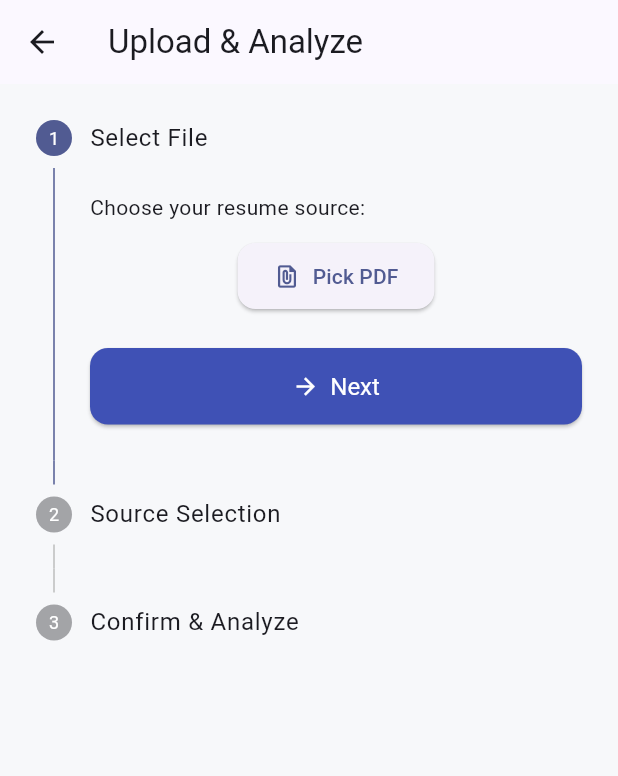
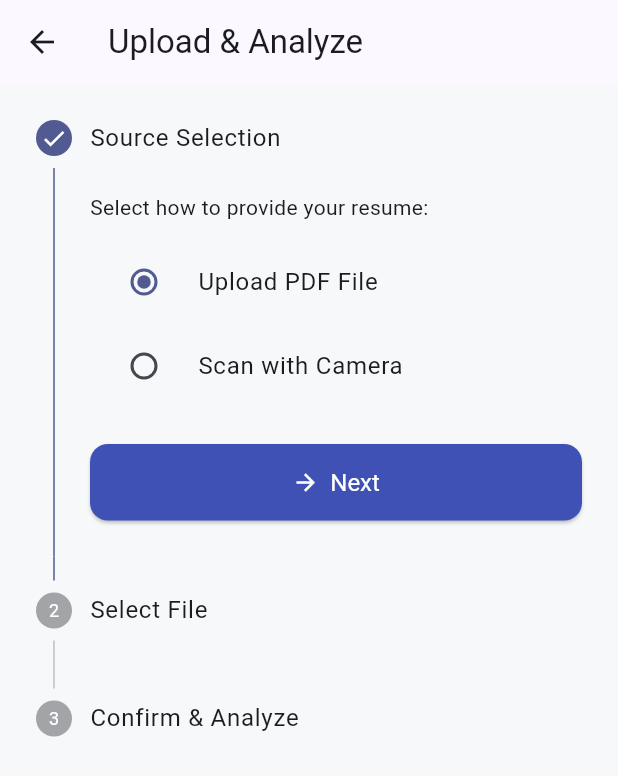
Before and after one commit to BryanPMX/Smart-Resume-Analyzer, a Flutter app: the UploadScreen screen opened by its route, on a phone screen of 412 x 824 dp. Shown: the top 776 px of the screen. Run offline on Flutter 3.47's test engine with Material 3 defaults, Android fonts, the phone set to English and light mode, and no system bars; our stand-ins replace file_picker, image_picker, permission_handler; missing offline and left inert: flutter_pdfview, syncfusion_flutter_pdf.

Commit message:
Changes on UI: 1. Modified workflow. 2. Camera permissions. 3. Frontend

```diff
--- a/lib/models/resume.dart
+++ b/lib/models/resume.dart
@@ -1,5 +1,5 @@
-// resume.dart
 import 'dart:developer' as developer;
+import 'dart:io';
 import 'section_score.dart';
 
 /// Represents a fully parsed and scored resume, containing the raw text, parsed sections,
@@ -10,6 +10,7 @@ class Resume {
 
   final String fileName;
   final String fullText;
+  final File? file; // Add file field to store the original file
   final String? major;
   final int score;
   final List<String> feedback;
@@ -21,6 +22,7 @@ class Resume {
   ///
   /// [fileName] The name of the resume file.
   /// [fullText] The full text content of the resume.
+  /// [file] The original file (PDF or image) of the resume.
   /// [major] The detected academic major, typically set by `ScoringService`.
   /// [score] The overall score (0–100), computed by `ScoringService`.
   /// [feedback] A list of feedback messages, populated by `ScoringService`.
@@ -34,6 +36,7 @@ class Resume {
   Resume({
     required this.fileName,
     required this.fullText,
+    this.file,
     this.major,
     this.score = 0,
     List<String>? feedback,
@@ -76,6 +79,7 @@ class Resume {
   Resume copyWith({
     String? fileName,
     String? fullText,
+    File? file,
     String? major,
     int? score,
     List<String>? feedback,
@@ -87,6 +91,7 @@ class Resume {
     return Resume(
       fileName: fileName ?? this.fileName,
       fullText: fullText ?? this.fullText,
+      file: file ?? this.file,
       major: major ?? this.major,
       score: score ?? this.score,
       feedback: feedback != null ? List<String>.from(feedback) : List<String>.from(this.feedback),
--- a/lib/screens/upload_screen.dart
+++ b/lib/screens/upload_screen.dart
@@ -12,24 +12,29 @@ import '../services/ocr_services.dart';
 import '../services/scoring_service.dart';
 import 'analysis_screen.dart';
 
-/// Screen for uploading a resume by selecting a PDF file or scanning with a camera, then running analysis.
-/// Uses a vertical Stepper for a clear, interactive flow.
+/// A screen for uploading and analyzing a resume, guiding the user through a multi-step process.
+/// The workflow begins with selecting the source type (PDF upload or camera scan), followed by
+/// file selection or scanning, and concludes with resume analysis.
+/// Utilizes a vertical Stepper widget to provide a structured and interactive user experience.
 class UploadScreen extends StatefulWidget {
+  /// Creates an instance of the UploadScreen.
   const UploadScreen({super.key});
 
   @override
   State<UploadScreen> createState() => _UploadScreenState();
 }
 
+/// State class managing the upload and analysis process for the UploadScreen.
 class _UploadScreenState extends State<UploadScreen> {
-  int _currentStep = 0;
-  File? _pickedFile;
-  String? _fileName;
-  String _sourceType = 'pdf'; // 'pdf' or 'camera'
-  bool _isLoading = false;
-  double _buttonScale = 1.0;
+  int _currentStep = 0; // Tracks the current step in the stepper.
+  File? _pickedFile; // Holds the selected or scanned file.
+  String? _fileName; // Stores the name of the selected or scanned file.
+  String _sourceType = 'pdf'; // Indicates the source type, either 'pdf' or 'camera'.
+  bool _isLoading = false; // Indicates if the analysis is in progress.
+  double _buttonScale = 1.0; // Controls the scale of the continue button for tap feedback.
 
-  /// Pick a PDF file from the device.
+  /// Picks a PDF file from the device storage.
+  /// Updates the state with the selected file and its name if successful.
   Future<void> _pickFile() async {
     final result = await FilePicker.platform.pickFiles(
       type: FileType.custom,
@@ -43,7 +48,8 @@ class _UploadScreenState extends State<UploadScreen> {
     }
   }
 
-  /// Capture a resume image using the camera with permission handling.
+  /// Captures a resume image using the device camera with permission handling.
+  /// Requests camera permission and updates the state with the captured image if successful.
   Future<void> _scanWithCamera() async {
     final status = await Permission.camera.request();
     if (status.isGranted) {
@@ -83,7 +89,8 @@ class _UploadScreenState extends State<UploadScreen> {
     }
   }
 
-  /// Perform text extraction and analysis based on the selected source, then navigate.
+  /// Performs text extraction and analysis based on the selected source, then navigates to the analysis screen.
+  /// Handles errors and updates the loading state accordingly.
   Future<void> _analyzeResume() async {
     if (_pickedFile == null) return;
     setState(() => _isLoading = true);
@@ -115,54 +122,59 @@ class _UploadScreenState extends State<UploadScreen> {
     }
   }
 
+  /// Handles the continuation to the next step in the stepper.
+  /// Validates that a file has been selected or scanned before proceeding to analysis.
   void _onStepContinue() {
     if (_currentStep == 0) {
-      if (_sourceType == 'pdf' && _pickedFile != null) {
       setState(() => _currentStep++);
-      } else if (_sourceType == 'camera') {
-        _scanWithCamera().then((_) {
-          if (_pickedFile != null) {
-            setState(() => _currentStep++);
-          }
-        });
-      } else {
+    } else if (_currentStep == 1) {
+      if (_pickedFile == null) {
         ScaffoldMessenger.of(context).showSnackBar(
           SnackBar(
-            content: const Text('Please pick a PDF or scan with camera first.'),
+            content: const Text('No file selected. Please select a file or scan an image.'),
             backgroundColor: Colors.indigo,
             behavior: SnackBarBehavior.floating,
           ),
         );
-      }
-    } else if (_currentStep == 1) {
-      if (_pickedFile != null) {
+      } else {
         setState(() => _currentStep++);
-      } else {
-        ScaffoldMessenger.of(context).showSnackBar(
-          SnackBar(
-            content: const Text('No file selected. Please try again.'),
-            backgroundColor: Colors.indigo,
-            behavior: SnackBarBehavior.floating,
-          ),
-        );
       }
     } else {
       _analyzeResume();
     }
   }
 
+  /// Handles moving back to the previous step in the stepper.
   void _onStepCancel() {
     if (_currentStep > 0) {
       setState(() => _currentStep--);
     }
   }
 
+  /// Scales down the continue button when tapped.
   void _onTapDown(TapDownDetails _) => setState(() => _buttonScale = 0.95);
+
+  /// Scales up the continue button and triggers the step continuation.
   void _onTapUp(TapUpDetails _) {
     setState(() => _buttonScale = 1.0);
     _onStepContinue();
   }
+
+  /// Resets the button scale if the tap is canceled.
   void _onTapCancel() => setState(() => _buttonScale = 1.0);
+
+  /// Handles source type selection and triggers camera scan immediately if selected.
+  void _onSourceTypeChanged(String? value) {
+    setState(() {
+      _sourceType = value!;
+      _pickedFile = null; // Reset picked file when source type changes.
+      _fileName = null;
+    });
+
+    if (_sourceType == 'camera') {
+      _scanWithCamera();
+    }
+  }
 
   @override
   Widget build(BuildContext context) {
@@ -229,16 +241,39 @@ class _UploadScreenState extends State<UploadScreen> {
         },
         steps: [
           Step(
+            title: const Text('Source Selection'),
+            content: Column(
+              crossAxisAlignment: CrossAxisAlignment.start,
+              children: [
+                Text(
+                  'Select how to provide your resume:',
+                  style: theme.textTheme.bodyMedium,
+                ),
+                const SizedBox(height: 12),
+                RadioListTile<String>(
+                  title: const Text('Upload PDF File'),
+                  value: 'pdf',
+                  groupValue: _sourceType,
+                  onChanged: _onSourceTypeChanged,
+                ),
+                RadioListTile<String>(
+                  title: const Text('Scan with Camera'),
+                  value: 'camera',
+                  groupValue: _sourceType,
+                  onChanged: _onSourceTypeChanged,
+                ),
+              ],
+            ),
+            isActive: _currentStep >= 0,
+            state: _sourceType != null ? StepState.complete : StepState.indexed,
+          ),
+          Step(
             title: const Text('Select File'),
             subtitle: _fileName != null ? Text(_fileName!) : null,
             content: Column(
               crossAxisAlignment: CrossAxisAlignment.start,
               children: [
-                Text(
-                  'Choose your resume source:',
-                  style: theme.textTheme.bodyMedium,
-                ),
-                const SizedBox(height: 12),
+                if (_sourceType == 'pdf')
                   Row(
                     mainAxisAlignment: MainAxisAlignment.center,
                     children: [
@@ -259,37 +294,12 @@ class _UploadScreenState extends State<UploadScreen> {
                       ),
                     ],
                   ),
-              ],
-            ),
-            isActive: _currentStep >= 0,
-            state: _pickedFile != null ? StepState.complete : StepState.indexed,
-          ),
-          Step(
-            title: const Text('Source Selection'),
-            content: Column(
-              crossAxisAlignment: CrossAxisAlignment.start,
-              children: [
-                Text(
-                  'Select how to provide your resume:',
-                  style: theme.textTheme.bodyMedium,
-                ),
-                const SizedBox(height: 12),
-                RadioListTile<String>(
-                  title: const Text('Upload PDF File'),
-                  value: 'pdf',
-                  groupValue: _sourceType,
-                  onChanged: (value) => setState(() => _sourceType = value!),
-                ),
-                RadioListTile<String>(
-                  title: const Text('Scan with Camera'),
-                  value: 'camera',
-                  groupValue: _sourceType,
-                  onChanged: (value) => setState(() => _sourceType = value!),
-                ),
+                if (_sourceType == 'camera' && _pickedFile == null)
+                  const Text('Please scan your resume using the camera.'),
               ],
             ),
             isActive: _currentStep >= 1,
-            state: StepState.indexed,
+            state: _pickedFile != null ? StepState.complete : StepState.indexed,
           ),
           Step(
             title: const Text('Confirm & Analyze'),
```
Also changed, not shown: lib/screens/analysis_screen.dart (+80 -25 lines), lib/widgets/scanning_animation.dart (+13 -21 lines), pubspec.lock, 2 other files. Lines whose indentation alone changed are shown as unchanged.
